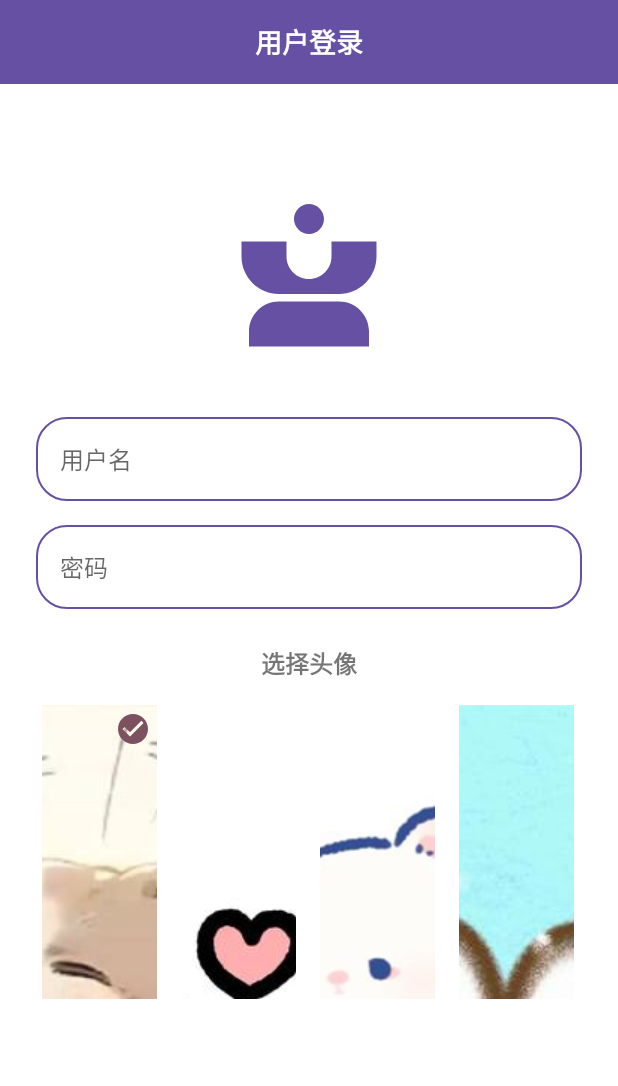
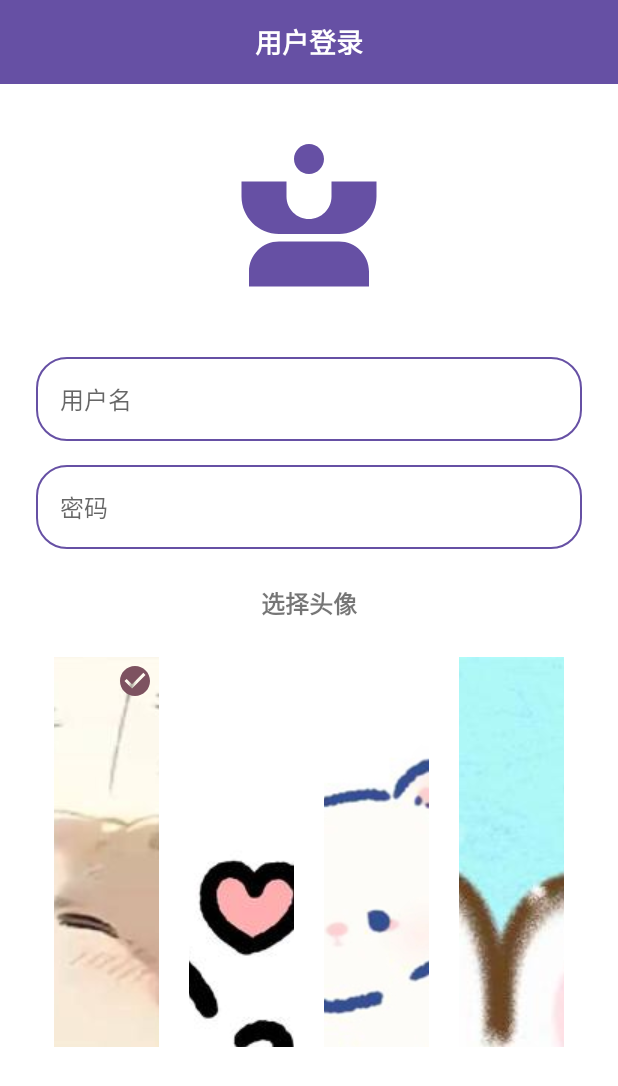
Before and after one commit to ymyluckygithub/My-AndriodApp, an Android app: the screen it shows after launch (LoginActivity), on a phone screen of 412 x 824 dp. Shown: the top 1086 px of the screen. Run offline under Robolectric (Android 15) with nearby library versions, the phone set to English and light mode, and no system bars.

Commit message:
通讯录bug修改

```diff
--- a/app/src/main/java/cn/edu/ecust/myandroidapp/utils/Constants.kt
+++ b/app/src/main/java/cn/edu/ecust/myandroidapp/utils/Constants.kt
@@ -21,8 +21,8 @@ object Constants {
 
     // Avatar Resource IDs
     val DEFAULT_AVATARS = arrayOf(
-        "avatar_1", "avatar_2", "avatar_3", "avatar_4",
-        "avatar_5", "avatar_6", "avatar_7", "avatar_8"
+        "avatar1", "avatar2", "avatar3", "avatar4",
+        "avatar5", "avatar6", "avatar7", "avatar8"
     )
 
     // Menu Item IDs
--- a/app/src/main/res/layout/activity_login.xml
+++ b/app/src/main/res/layout/activity_login.xml
@@ -68,12 +68,13 @@
             <GridView
                 android:id="@+id/gv_avatars"
                 android:layout_width="match_parent"
-                android:layout_height="200dp"
+                android:layout_height="280dp"
                 android:layout_marginBottom="32dp"
                 android:numColumns="4"
-                android:horizontalSpacing="8dp"
-                android:verticalSpacing="8dp"
-                android:stretchMode="columnWidth" />
+                android:horizontalSpacing="12dp"
+                android:verticalSpacing="12dp"
+                android:stretchMode="columnWidth"
+                android:padding="8dp" />
 
             <FrameLayout
                 android:layout_width="match_parent"
```
Also changed, not shown: app/src/main/java/cn/edu/ecust/myandroidapp/ContactActivity.kt (+8 -5 lines), 1 other file.
